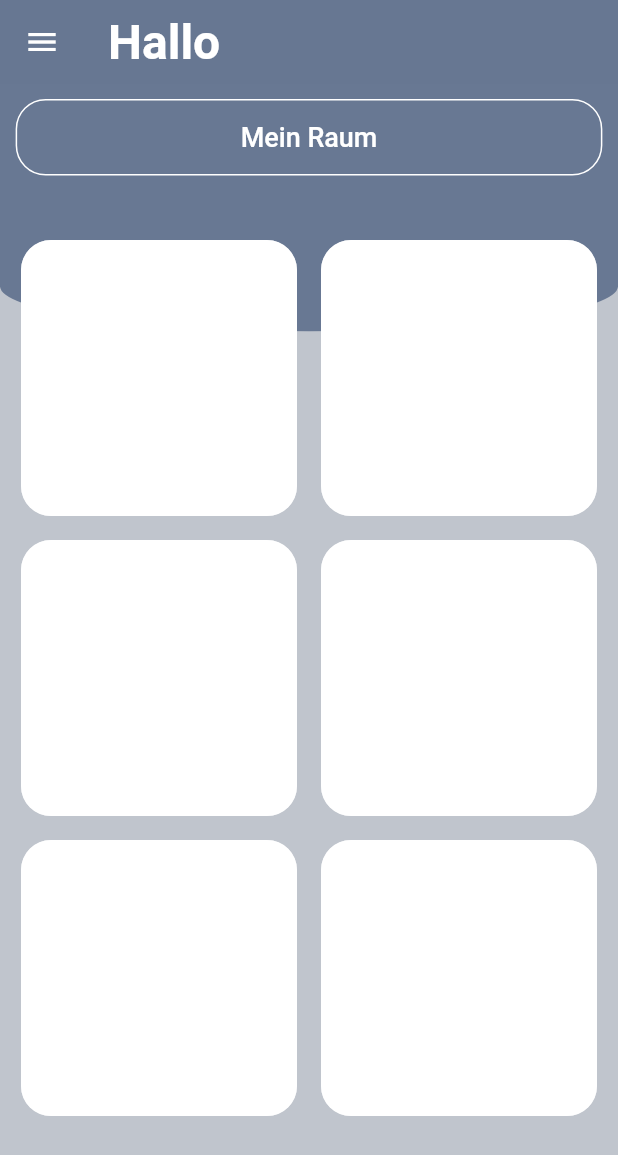
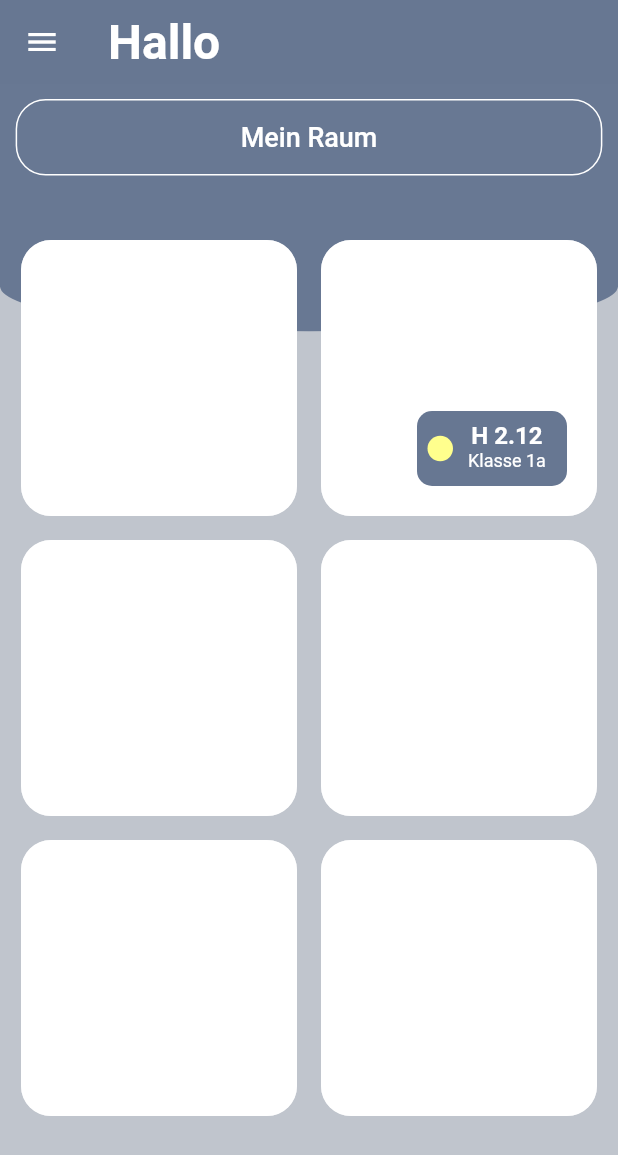
Before and after one commit to lisaschulzke/coTWO_flutter, a Flutter app: the screen it shows after launch, on a phone screen of 412 x 824 dp. Shown: the top 1155 px of the screen. Run offline on Flutter 3.47's test engine with Material 2 defaults, Android fonts, the phone set to English and light mode, and no system bars; drawn by our look-alikes of animated_background; missing offline and left inert: qr_mobile_vision.

Commit message:
:sparkles: adding card description

```diff
--- a/lib/main.dart
+++ b/lib/main.dart
@@ -1,6 +1,7 @@
 import 'package:animated_background/animated_background.dart';
 import 'package:animated_background/particles.dart';
 import 'package:co_two/compnents/custom_scaffold.dart';
+import 'package:co_two/scan.dart';
 import 'package:flutter/material.dart';
 
 void main() {
@@ -16,7 +17,7 @@ class MyApp extends StatelessWidget {
       theme: ThemeData(
           // This is the theme of your application.
           primarySwatch: Colors.blue,
-          primaryColor: Colors.amberAccent,
+          primaryColor: Color(0xff677792),
           buttonTheme: ButtonThemeData(
             textTheme: ButtonTextTheme.primary,
             buttonColor: Colors.white,
@@ -85,6 +86,106 @@ class _HomeState extends State<Home> with TickerProviderStateMixin {
                 child: AnimatedBackground(
                   behaviour: RandomParticleBehaviour(
                     options: ParticleOptions(
+                      particleCount: 500,
+                      spawnMinSpeed: 1.2,
+                      spawnMaxSpeed: 5.5,
+                      baseColor: Color(0xff81B9BF),
+                      minOpacity: 0.1,
+                      maxOpacity: 0.9,
+                    ),
+                  ),
+                  vsync: this,
+                  child: Container(),
+                ),
+              ),
+              color: Colors.white,
+              shape: RoundedRectangleBorder(
+                side: BorderSide(color: Colors.white70, width: 1),
+                borderRadius: BorderRadius.circular(20),
+              ),
+            ),
+
+            //Card pattern for extracting component
+            Card(
+              elevation: 0,
+              child: Padding(
+                padding: const EdgeInsets.all(20.0),
+                child: AnimatedBackground(
+                  behaviour: RandomParticleBehaviour(
+                    options: ParticleOptions(
+                      //TODO: make the count dynamic
+                      particleCount: 100,
+                      spawnMinSpeed: 1.2,
+                      spawnMaxSpeed: 5.5,
+                      baseColor: Color(0xff81B9BF),
+                      minOpacity: 0.1,
+                      maxOpacity: 0.9,
+                    ),
+                  ),
+                  vsync: this,
+                  child: Row(
+                    mainAxisSize: MainAxisSize.min,
+                    mainAxisAlignment: MainAxisAlignment.end,
+                    crossAxisAlignment: CrossAxisAlignment.end,
+                    children: [
+                      Stack(children: [
+                        Positioned(
+                          // top: 20,
+                          child: Container(
+                              child: Row(children: [
+                                Container(
+                                  margin: EdgeInsets.only(right: 10.0),
+                                  height: 17,
+                                  width: 17,
+                                  //TODO: make color dynamic with ppm value
+                                  decoration: BoxDecoration(borderRadius: BorderRadius.circular(100), color: Colors.yellowAccent[100]),
+                                ),
+                                Column(
+                                  children: [
+                                    Text(
+                                      "H 2.12",
+                                      style: TextStyle(
+                                        color: Colors.white,
+                                        fontWeight: FontWeight.bold,
+                                        fontSize: 16,
+                                      ),
+                                    ),
+                                    Text("Klasse 1a",
+                                        style: TextStyle(
+                                            color: Colors.white,
+                                            fontWeight: FontWeight.w400,
+                                            fontSize: 12))
+                                  ],
+                                ),
+                              ]),
+                              padding: EdgeInsets.all(7),
+                              margin: EdgeInsets.only(left: 20.0, right: 0.0),
+                              width: 100,
+                              height: 50,
+                              decoration: BoxDecoration(
+                                borderRadius: BorderRadius.circular(10),
+                                color: Theme.of(context).primaryColor,
+                              )),
+                        ),
+                      ])
+                    ],
+                  ),
+                ),
+              ),
+              color: Colors.white,
+              shape: RoundedRectangleBorder(
+                side: BorderSide(color: Colors.white70, width: 1),
+                borderRadius: BorderRadius.circular(20),
+              ),
+            ),
+            Card(
+              elevation: 0,
+              child: Padding(
+                padding: const EdgeInsets.all(20.0),
+                child: AnimatedBackground(
+                  behaviour: RandomParticleBehaviour(
+                    options: ParticleOptions(
+                      particleCount: 50,
                       spawnMinSpeed: 1.2,
                       spawnMaxSpeed: 5.5,
                       baseColor: Color(0xff81B9BF),
@@ -109,6 +210,7 @@ class _HomeState extends State<Home> with TickerProviderStateMixin {
                 child: AnimatedBackground(
                   behaviour: RandomParticleBehaviour(
                     options: ParticleOptions(
+                      particleCount: 200,
                       spawnMinSpeed: 1.2,
                       spawnMaxSpeed: 5.5,
                       baseColor: Color(0xff81B9BF),
@@ -133,6 +235,7 @@ class _HomeState extends State<Home> with TickerProviderStateMixin {
                 child: AnimatedBackground(
                   behaviour: RandomParticleBehaviour(
                     options: ParticleOptions(
+                      particleCount: 75,
                       spawnMinSpeed: 1.2,
                       spawnMaxSpeed: 5.5,
                       baseColor: Color(0xff81B9BF),
@@ -157,54 +260,7 @@ class _HomeState extends State<Home> with TickerProviderStateMixin {
                 child: AnimatedBackground(
                   behaviour: RandomParticleBehaviour(
                     options: ParticleOptions(
-                      spawnMinSpeed: 1.2,
-                      spawnMaxSpeed: 5.5,
-                      baseColor: Color(0xff81B9BF),
-                      minOpacity: 0.1,
-                      maxOpacity: 0.9,
-                    ),
-                  ),
-                  vsync: this,
-                  child: Container(),
-                ),
-              ),
-              color: Colors.white,
-              shape: RoundedRectangleBorder(
-                side: BorderSide(color: Colors.white70, width: 1),
-                borderRadius: BorderRadius.circular(20),
-              ),
-            ),
-            Card(
-              elevation: 0,
-              child: Padding(
-                padding: const EdgeInsets.all(20.0),
-                child: AnimatedBackground(
-                  behaviour: RandomParticleBehaviour(
-                    options: ParticleOptions(
-                      spawnMinSpeed: 1.2,
-                      spawnMaxSpeed: 5.5,
-                      baseColor: Color(0xff81B9BF),
-                      minOpacity: 0.1,
-                      maxOpacity: 0.9,
-                    ),
-                  ),
-                  vsync: this,
-                  child: Container(),
-                ),
-              ),
-              color: Colors.white,
-              shape: RoundedRectangleBorder(
-                side: BorderSide(color: Colors.white70, width: 1),
-                borderRadius: BorderRadius.circular(20),
-              ),
-            ),
-            Card(
-              elevation: 0,
-              child: Padding(
-                padding: const EdgeInsets.all(20.0),
-                child: AnimatedBackground(
-                  behaviour: RandomParticleBehaviour(
-                    options: ParticleOptions(
+                      particleCount: 40,
                       spawnMinSpeed: 1.2,
                       spawnMaxSpeed: 5.5,
                       baseColor: Color(0xff81B9BF),
@@ -234,7 +290,12 @@ class _HomeState extends State<Home> with TickerProviderStateMixin {
       width: MediaQuery.of(context).size.width,
       child: Center(
         child: OutlineButton(
-            onPressed: () {},
+            onPressed: () {
+              Navigator.push(
+                context,
+                MaterialPageRoute(builder: (context) => Scan()),
+              );
+            },
             child: Text(
               "Mein Raum",
               style: TextStyle(fontSize: 18),
```
Also changed, not shown: 1 other file.
